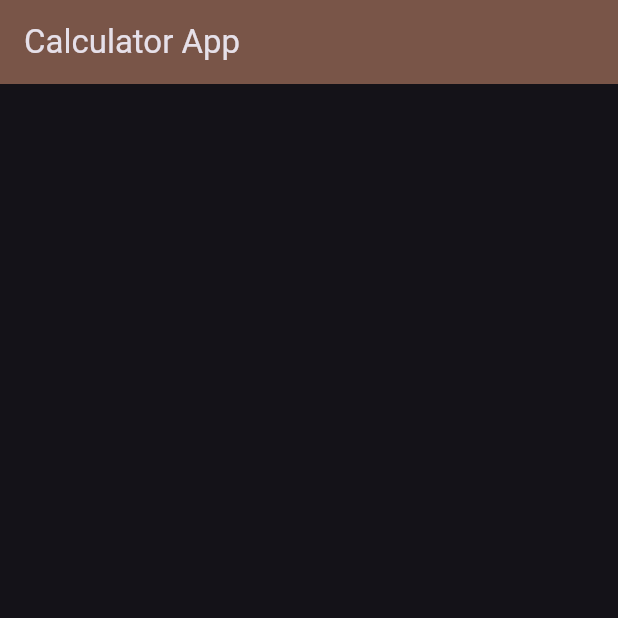
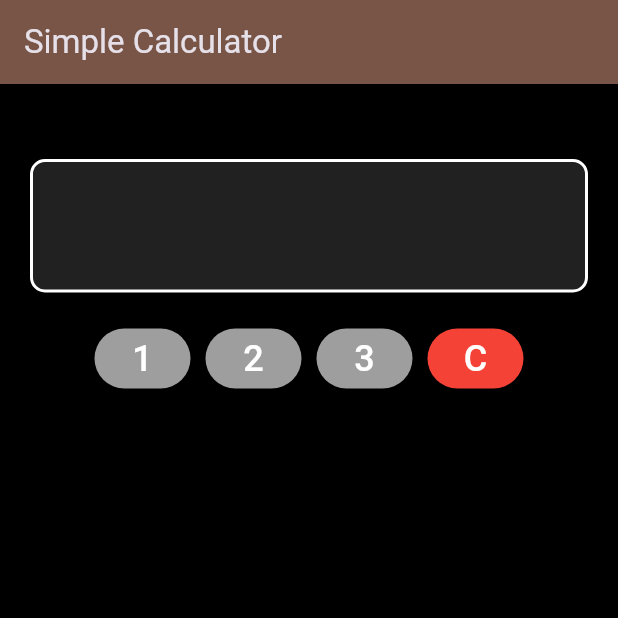
Before and after one commit to amean101/CalculatorApp, a Flutter app: the screen it shows after launch, on a phone screen of 412 x 824 dp, the top half of it. Run offline on Flutter 3.47's test engine with Material 3 defaults, Android fonts, the phone set to English and light mode, and no system bars.

Commit message:
Added number buttons along with clear button

```diff
--- a/lib/buttons.dart
+++ b/lib/buttons.dart
@@ -0,0 +1,18 @@
+class Buttons{
+  final List<String> buttons = [
+   '1',
+   '2',
+   '3',
+   '4',
+   '5',
+   '6',
+   '7',
+   '8',
+   '9',
+   '0',
+   '+',
+   '-',
+   '/',
+   '*',
+];
+}
--- a/lib/main.dart
+++ b/lib/main.dart
@@ -1,25 +1,114 @@
 import 'package:flutter/material.dart';
-import 'package:calc/calculator.dart';
 
 void main() {
-  runApp(const MyApp());
+  runApp(MyApp());
 }
 
 class MyApp extends StatelessWidget {
-  const MyApp({super.key});
+  @override
+  Widget build(BuildContext context) {
+    return MaterialApp(
+      theme: ThemeData.dark().copyWith(
+        scaffoldBackgroundColor: Colors.black,
+      ),
+      home: CalculatorScreen(),
+    );
+  }
+}
+
+class CalculatorScreen extends StatefulWidget {
+  @override
+  _CalculatorScreenState createState() => _CalculatorScreenState();
+}
+
+class _CalculatorScreenState extends State<CalculatorScreen> {
+  String displayText = "";
+
+  void updateDisplay(String number) {
+    setState(() {
+      displayText += number;
+    });
+  }
+
+  void clearDisplay() {
+    setState(() {
+      displayText = "";
+    });
+  }
 
   @override
   Widget build(BuildContext context) {
-    return MaterialApp(
-      title: 'Calculator',
-      debugShowCheckedModeBanner: false,
-      theme: ThemeData.dark(),
-      home: Scaffold(
-        appBar: AppBar(
-          backgroundColor: Colors.brown,
-          title: const Text('Calculator App')
-          )
-      )
+    return Scaffold(
+      appBar: AppBar(title: Text('Simple Calculator'),
+      backgroundColor: Colors.brown,
+      ),
+      body: Padding(
+        padding: EdgeInsets.only(top: 50), // Space from the top
+        child: Column(
+          crossAxisAlignment: CrossAxisAlignment.center,
+          children: [
+            // Display screen at the top with space
+            Container(
+              width: double.infinity,
+              padding: EdgeInsets.all(20),
+              margin: EdgeInsets.symmetric(horizontal: 20),
+              decoration: BoxDecoration(
+                color: Colors.grey[900],
+                border: Border.all(color: Colors.white, width: 2),
+                borderRadius: BorderRadius.circular(10),
+              ),
+              child: Text(
+                displayText,
+                style: TextStyle(fontSize: 32, fontWeight: FontWeight.bold, color: Colors.white),
+                textAlign: TextAlign.right,
+              ),
+            ),
+            SizedBox(height: 20), // Space between display and buttons
+
+            // Button row
+            Row(
+              mainAxisAlignment: MainAxisAlignment.center,
+              children: [
+                ElevatedButton(
+                  onPressed: () => updateDisplay("1"),
+                  child: Text("1", style: TextStyle(fontSize: 24)),
+                  style: ElevatedButton.styleFrom(
+                    backgroundColor: Colors.grey,
+                    foregroundColor: Colors.white,
+                  ),
+                ),
+                SizedBox(width: 10),
+                ElevatedButton(
+                  onPressed: () => updateDisplay("2"),
+                  child: Text("2", style: TextStyle(fontSize: 24)),
+                  style: ElevatedButton.styleFrom(
+                    backgroundColor: Colors.grey,
+                    foregroundColor: Colors.white,
+                  ),
+                ),
+                SizedBox(width: 10),
+                ElevatedButton(
+                  onPressed: () => updateDisplay("3"),
+                  child: Text("3", style: TextStyle(fontSize: 24)),
+                  style: ElevatedButton.styleFrom(
+                    backgroundColor: Colors.grey,
+                    foregroundColor: Colors.white,
+                  ),
+                ),
+                SizedBox(width: 10),
+                ElevatedButton(
+                  onPressed: clearDisplay,
+                  child: Text("C", style: TextStyle(fontSize: 24)),
+                  style: ElevatedButton.styleFrom(
+                    backgroundColor: Colors.red,
+                    foregroundColor: Colors.white,
+                  ),
+                ),
+              ],
+            ),
+          ],
+        ),
+      ),
     );
   }
 }
```
Also changed, not shown: 1 other file.
